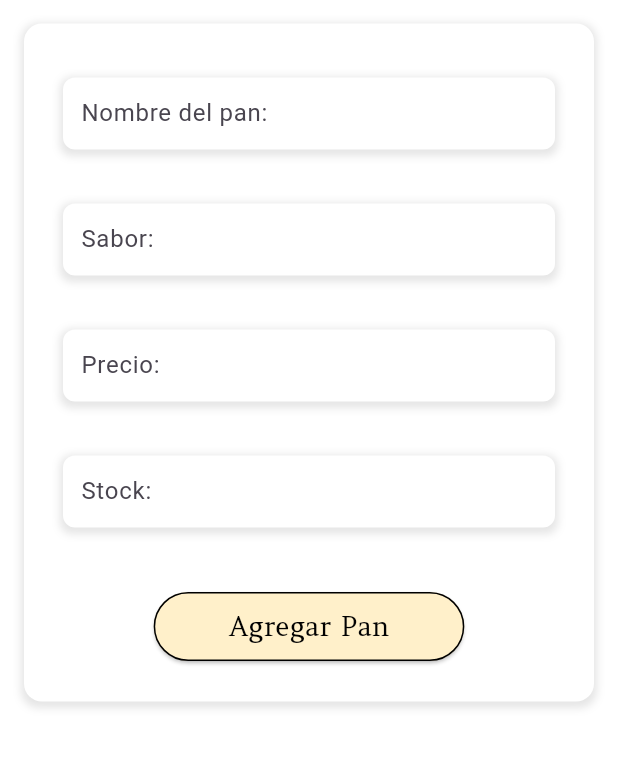
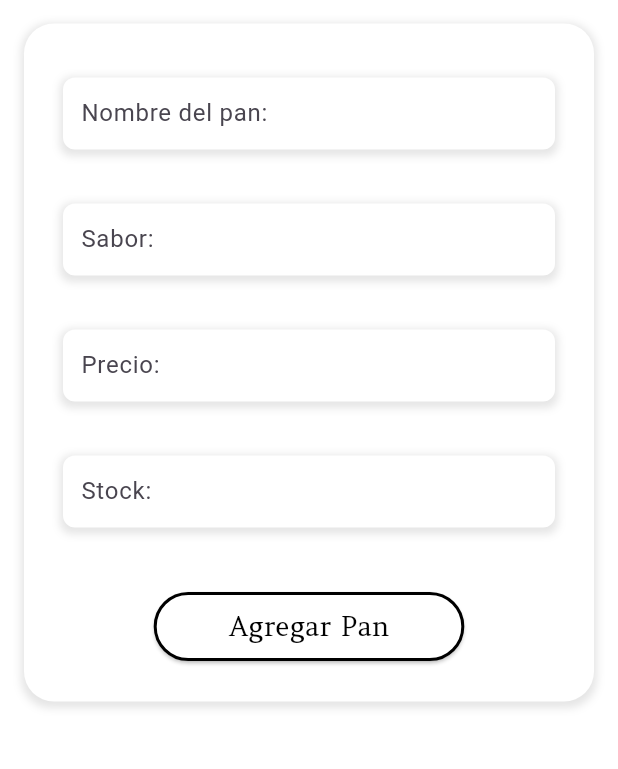
Before and after one commit to LitzyDiaz0/RinconDelPan, a Flutter app: the AgregarPanPage screen opened directly, on a phone screen of 412 x 824 dp, the part 422-1191 px from its top. Run offline on Flutter 3.47's test engine with Material 3 defaults, Android fonts, the phone set to English and light mode, and no system bars; our stand-ins replace logger, sqflite; accounts and stored records are empty.

```diff
--- a/lib/pages/adminusers.dart
+++ b/lib/pages/adminusers.dart
@@ -45,7 +45,7 @@ class _AdministrarUsuariosPageState extends State<AdministrarUsuariosPage> {
           // Barra de navegación
           Container(
             height: 80,
-            color: const Color.fromARGB(255, 135, 71, 15),
+            color: const Color.fromARGB(255, 110, 55, 7),
             child: Row(
               children: [
                 Padding(
--- a/lib/pages/agregarpan.dart
+++ b/lib/pages/agregarpan.dart
@@ -58,7 +58,7 @@ class AgregarPanPage extends StatelessWidget {
                   decoration: BoxDecoration(
                     color: const Color.fromARGB(
                         255, 255, 255, 255), // Fondo blanco
-                    borderRadius: BorderRadius.circular(12), // Borde redondeado
+                    borderRadius: BorderRadius.circular(20), // Borde redondeado
                     boxShadow: [
                       BoxShadow(
                         color: Colors.black.withOpacity(0.1),
@@ -90,12 +90,12 @@ class AgregarPanPage extends StatelessWidget {
                           style: ElevatedButton.styleFrom(
                             foregroundColor: Colors.black, // Color del texto
                             backgroundColor: const Color.fromARGB(
-                                255, 255, 240, 202), // Fondo del botón
+                                255, 255, 255, 255), // Fondo del botón
                             padding: const EdgeInsets.symmetric(
                                 vertical: 10.0, horizontal: 50), // Relleno
                             side: const BorderSide(
                               color: Colors.black, // Color del borde
-                              width: 1, // Grosor del borde
+                              width: 2, // Grosor del borde
                             ),
                           ),
                           child: const Text(
@@ -117,7 +117,6 @@ class AgregarPanPage extends StatelessWidget {
     );
   }
 
-  // Método para crear un TextField con borde y sombra eliminados
   Widget _buildTextField(String label,
       {TextInputType keyboardType = TextInputType.text}) {
     return Container(
```
Also changed, not shown: lib/pages/registro.dart (+3 -5 lines).
